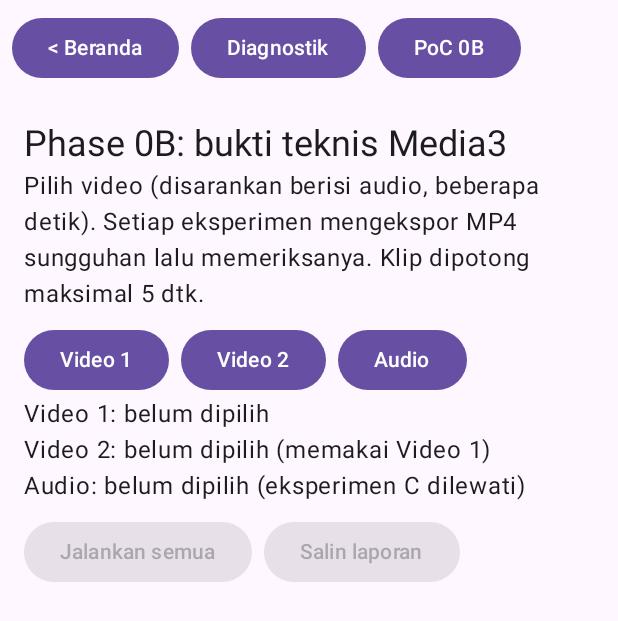
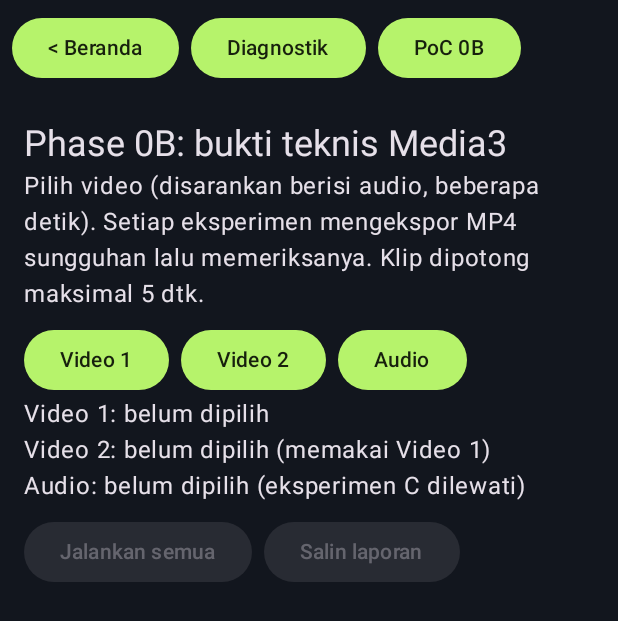
Before and after one commit to rudicrash4/VEdit, an Android app built with Jetpack Compose: the screen it shows after launch (MainActivity), after a tap on "Alat PoC / Diagnostik", on a phone screen of 412 x 824 dp. Shown: the top 621 px of the screen. Run offline under Robolectric (Android 15) with nearby library versions, the phone set to English and light mode, and no system bars; 2 other taps on this screen came first.

Commit message:
Apply dark studio color system

```diff
--- a/app/src/main/java/id/vedit/editor/MainActivity.kt
+++ b/app/src/main/java/id/vedit/editor/MainActivity.kt
@@ -12,6 +12,8 @@ import androidx.compose.foundation.rememberScrollState
 import androidx.compose.foundation.verticalScroll
 import androidx.compose.material3.Button
 import androidx.compose.material3.MaterialTheme
+import androidx.compose.material3.darkColorScheme
+import androidx.compose.ui.graphics.Color
 import androidx.compose.material3.Surface
 import androidx.compose.foundation.layout.safeDrawingPadding
 import androidx.compose.foundation.layout.fillMaxSize
@@ -43,7 +45,7 @@ class MainActivity : ComponentActivity() {
     override fun onCreate(savedInstanceState: Bundle?) {
         super.onCreate(savedInstanceState)
         setContent {
-            MaterialTheme {
+            MaterialTheme(colorScheme = darkColorScheme(primary = Color(0xFFB6F36B), onPrimary = Color(0xFF17200D), secondary = Color(0xFF8ED8FF), background = Color(0xFF090B10), surface = Color(0xFF12161E), surfaceVariant = Color(0xFF202632))) {
                 Surface(Modifier.fillMaxSize()) { Box(Modifier.fillMaxSize().safeDrawingPadding()) { Root() } }
             }
         }
```
